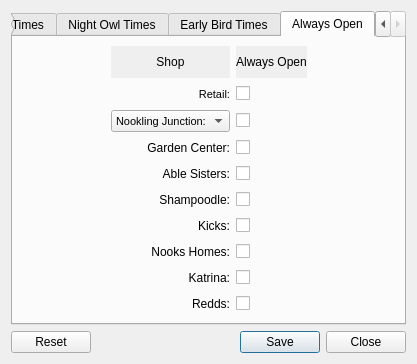
The window that Forms/shophourseditor.ui (Slattz/ACNL_REditor) describes before a commit, drawn with Qt 5.
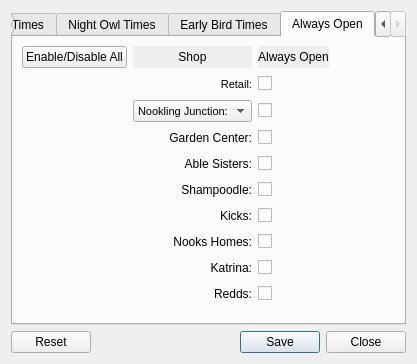
The same window after the commit. The open tabs and pages were chosen to show the change.

Commit message: [Shop Hours Editor] Add button to Always Open tab to enable/disable all at once

```diff
--- a/Forms/shophourseditor.ui
+++ b/Forms/shophourseditor.ui
@@ -8065,6 +8065,13 @@
          </property>
         </spacer>
        </item>
+       <item row="0" column="0">
+        <widget class="QPushButton" name="BTN_EnableAll_AO">
+         <property name="text">
+          <string>Enable/Disable All</string>
+         </property>
+        </widget>
+       </item>
       </layout>
      </widget>
     </widget>
```
Left out of the diff: 3 changed lines with no effect on the pictures. The commit also changes 2 other files.
